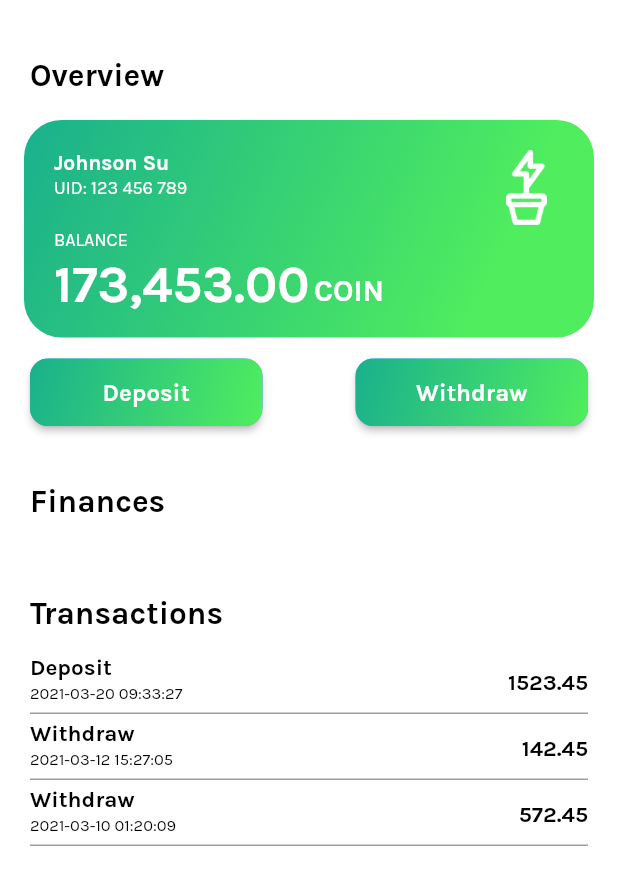
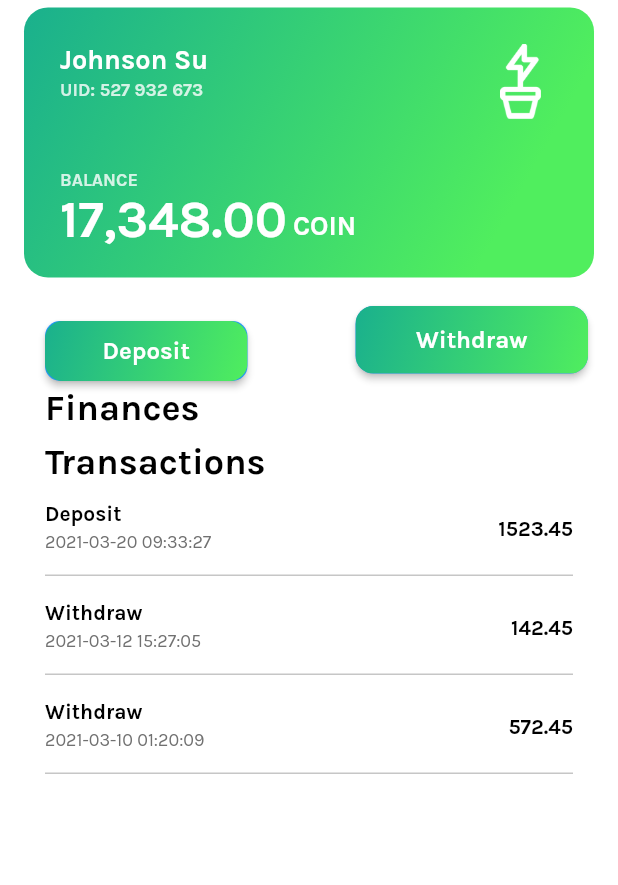
Before and after one commit to Johnson-Su/EcoBlock, a Flutter app: the screen it shows after launch, on a phone screen of 412 x 824 dp. Shown: the top 885 px of the screen. Run offline on Flutter 3.47's test engine with Material 2 defaults, Android fonts, the phone set to English and light mode, and no system bars; our stand-ins replace google_fonts.

Commit message:
changed flutter styling

```diff
--- a/eco_block/lib/dashboard.dart
+++ b/eco_block/lib/dashboard.dart
@@ -12,10 +12,10 @@ class Dashboard extends StatelessWidget {
   Widget build(BuildContext context) {
     return Container(
       margin: EdgeInsets.symmetric(vertical: 5.0, horizontal: 16.0),
-      height: 145,
-      width: 335,
+      height: 180,
+      width: 315,
       decoration: BoxDecoration(
-        borderRadius: BorderRadius.circular(25),
+        borderRadius: BorderRadius.circular(16),
         gradient: LinearGradient(
           begin: Alignment.topLeft,
           end: Alignment(0.6, 0.9),
@@ -25,43 +25,49 @@ class Dashboard extends StatelessWidget {
       child: Stack(
         children: <Widget>[
           Positioned(
-            top: 20,
-            left: 20,
+            top: 24,
+            left: 24,
             child: Text(
               user1.name,
               style: GoogleFonts.karla(
-                  fontSize: 14,
+                  fontSize: 18,
                   fontWeight: FontWeight.bold,
                   color: Colors.white),
             ),
           ),
           Positioned(
-            top: 20,
-            right: 20,
+            top: 24,
+            right: 24,
             child: Container(
               child: Image.asset('images/logo.png', height: 50, width: 50),
             ),
           ),
           Positioned(
-            top: 38,
-            left: 20,
+            top: 48,
+            left: 24,
             child: Text(
               "UID: " + user1.UID,
-              style: GoogleFonts.karla(fontSize: 12, color: Colors.white),
+              style: GoogleFonts.karla(
+                fontSize: 12,
+                fontWeight: FontWeight.bold,
+                color: Colors.white.withOpacity(0.8)),
             ),
           ),
           Positioned(
-            top: 73,
-            left: 20,
+            bottom: 58,
+            left: 24,
             child: Text(
               "BALANCE",
-              style: GoogleFonts.karla(fontSize: 12, color: Colors.white),
+              style: GoogleFonts.karla(
+                fontSize: 12,
+                fontWeight: FontWeight.bold,
+                color: Colors.white.withOpacity(0.8)),
             ),
           ),
           Row(
             children: <Widget>[
               Container(
-                padding: EdgeInsets.only(top: 90, left: 20),
+                padding: EdgeInsets.only(top:122, left: 24),
                 child: Text(
                   balanceFormat.format(user1.balance).toString(),
                   style: GoogleFonts.karla(
@@ -71,11 +77,11 @@ class Dashboard extends StatelessWidget {
                 ),
               ),
               Container(
-                padding: EdgeInsets.only(top: 98, left: 3),
+                padding: EdgeInsets.only(top: 128, left: 4),
                 child: Text(
                   "COIN",
                   style: GoogleFonts.karla(
-                      fontSize: 20,
+                      fontSize: 18,
                       fontWeight: FontWeight.bold,
                       color: Colors.white),
                 ),
@@ -97,9 +103,9 @@ class Buttons extends StatelessWidget {
       mainAxisAlignment: MainAxisAlignment.spaceBetween,
       children: [
         Container(
-          margin: EdgeInsets.only(top: 9.0, left: 20.0),
-          height: 45,
-          width: 155,
+          margin: EdgeInsets.only(top: 24.0, left: 30.0),
+          height: 40,
+          width: 135,
           child: ElevatedButton(
             onPressed: () {
               Navigator.push(
@@ -113,7 +119,7 @@ class Buttons extends StatelessWidget {
             style: ElevatedButton.styleFrom(
               padding: EdgeInsets.all(0.0),
               shape: new RoundedRectangleBorder(
-                borderRadius: new BorderRadius.circular(12.0),
+                borderRadius: new BorderRadius.circular(10.0),
               ),
             ),
             child: Ink(
--- a/eco_block/lib/data.dart
+++ b/eco_block/lib/data.dart
@@ -9,7 +9,7 @@ class User {
 }
 
 final User user1 =
-    User(name: "Johnson Su", UID: "123 456 789", balance: 173453.0);
+    User(name: "Johnson Su", UID: "527 932 673", balance: 17348.00);
 
 class Transaction {
   String type; //deposit or withdraw
--- a/eco_block/lib/main.dart
+++ b/eco_block/lib/main.dart
@@ -15,12 +15,11 @@ class HeaderState extends State<Header> {
   @override
   Widget build(BuildContext context) {
     return Padding(
-      padding: const EdgeInsets.symmetric(horizontal: 20.0, vertical: 4.0),
+      padding: const EdgeInsets.symmetric(horizontal: 30.0, vertical: 4.0),
       child: Text(
         widget.title,
         style: GoogleFonts.karla(
-            height: 3.2,
-            fontSize: 21,
+            fontSize: 24,
             fontWeight: FontWeight.bold,
             color: Colors.black),
       ),
@@ -36,18 +35,17 @@ class HomePage extends StatelessWidget {
         color: Colors.white,
         child: ListView(
           children: <Widget>[
-            Header(title: "Overview"),
             Dashboard(),
             Buttons(),
             Header(title: "Finances"),
             Header(title: "Transactions"),
             for (Transaction trans in transactions)
               Container(
-                height: 40,
-                margin: EdgeInsets.symmetric(horizontal: 20.0, vertical: 2.0),
+                height: 50,
+                margin: EdgeInsets.symmetric(horizontal: 30.0, vertical: 8.0),
                 decoration: BoxDecoration(
                   border: Border(
-                    bottom: BorderSide(color: Colors.grey),
+                    bottom: BorderSide(color: Color(0xffC6C6C6)),
                   ),
                 ),
                 child: Stack(
@@ -56,7 +54,7 @@ class HomePage extends StatelessWidget {
                       child: Text(
                         trans.type,
                         style: GoogleFonts.karla(
-                            fontSize: 15,
+                            fontSize: 14,
                             fontWeight: FontWeight.bold,
                             color: Colors.black),
                       ),
@@ -66,7 +64,7 @@ class HomePage extends StatelessWidget {
                       child: Text(
                         dateFormat.format(trans.dateAndTime).toString(),
                         style: GoogleFonts.karla(
-                            fontSize: 11, color: Colors.black),
+                            fontSize: 12, color: Color(0xff707070)),
                       ),
                     ),
                     Positioned(
@@ -75,7 +73,7 @@ class HomePage extends StatelessWidget {
                       child: Text(
                         trans.amount.toString(),
                         style: GoogleFonts.karla(
-                            fontSize: 15,
+                            fontSize: 14,
                             fontWeight: FontWeight.bold,
                             color: Colors.black),
                       ),
```
Also changed, not shown: 6 other files.
